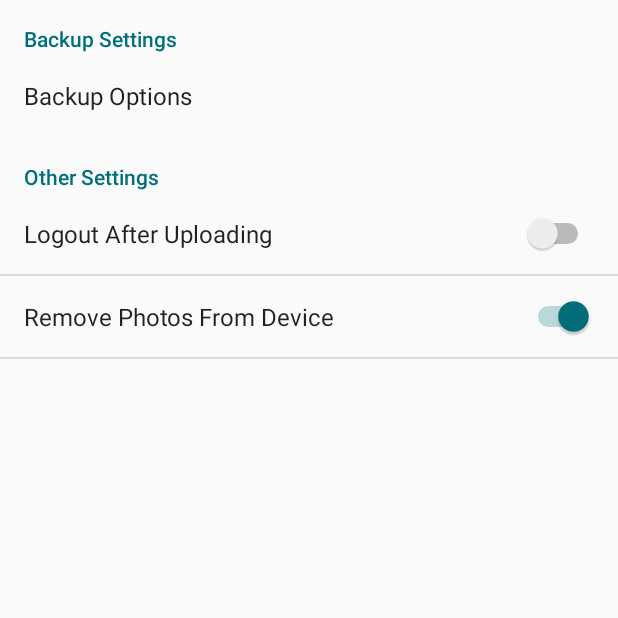
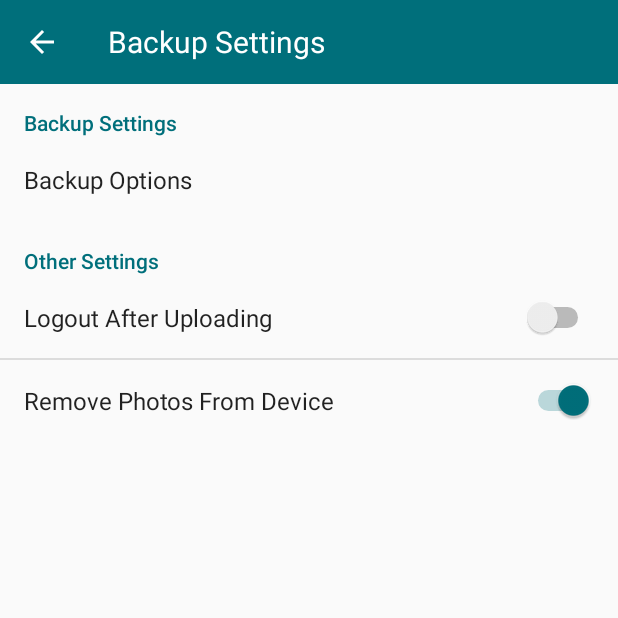
Before and after one commit to MPDL/LabCam_imeji, an Android app: the PrefActivity screen opened directly, with no data from a screen before it, after a tap on "Remove Photos From Device", on a phone screen of 412 x 824 dp, the top half of it. Run offline under Robolectric (Android 15) with nearby library versions, the phone set to English and light mode, and no system bars.

Commit message:
navigation bar added

```diff
--- a/app/src/main/java/example/com/mpdlcamera/Gallery/ActivatedGalleryActivity.java
+++ b/app/src/main/java/example/com/mpdlcamera/Gallery/ActivatedGalleryActivity.java
@@ -304,7 +304,7 @@ public class ActivatedGalleryActivity extends AppCompatActivity implements Uploa
                 /* Update ListView with result */
                 //ArrayAdapter arrayAdapter = new ArrayAdapter(MainActivity.this, android.R.layout.simple_list_item_2, results);
                 //listView.setAdapter(arrayAdapter);
-                Toast.makeText(this, "Files are synced", Toast.LENGTH_LONG).show();
+              //  Toast.makeText(this, "Files are synced", Toast.LENGTH_LONG).show();
 
 
 
@@ -320,7 +320,7 @@ public class ActivatedGalleryActivity extends AppCompatActivity implements Uploa
 
 
 
-                if(mPrefs.contains("L_A_U")) {
+/*                if(mPrefs.contains("L_A_U")) {
 
                     if(mPrefs.getBoolean("L_A_U", true)) {
 
@@ -356,7 +356,7 @@ public class ActivatedGalleryActivity extends AppCompatActivity implements Uploa
                         });
 
                     }
-                }
+                }*/
 
                 break;
             case 2:
--- a/app/src/main/java/example/com/mpdlcamera/Gallery/GalleryGridAdapter.java
+++ b/app/src/main/java/example/com/mpdlcamera/Gallery/GalleryGridAdapter.java
@@ -108,7 +108,8 @@ public class GalleryGridAdapter extends BaseAdapter {
             grid = convertView;
         }
 
-        Button button = (Button) grid.findViewById(R.id.cloud);
+        Button buttonCloud = (Button) grid.findViewById(R.id.cloud);
+        Button buttonUploading = (Button) grid.findViewById(R.id.uploading);
         String filep = (String) this.getItem(position);
 
         File dir = new File(filep);
@@ -123,7 +124,8 @@ public class GalleryGridAdapter extends BaseAdapter {
 
         if(!b) {
 
-                button.setVisibility(View.INVISIBLE);
+                buttonCloud.setVisibility(View.INVISIBLE);
+               // buttonUploading.setVisibility(View.VISIBLE);
         }
 
         grid.setBackgroundColor(activity.getResources().getColor(android.R.color.background_light));
--- a/app/src/main/java/example/com/mpdlcamera/Settings/PrefActivity.java
+++ b/app/src/main/java/example/com/mpdlcamera/Settings/PrefActivity.java
@@ -2,19 +2,24 @@ package example.com.mpdlcamera.Settings;
 
 import android.app.FragmentManager;
 import android.app.FragmentTransaction;
+import android.content.SharedPreferences;
 import android.os.Bundle;
-import android.preference.PreferenceActivity;
+import android.preference.ListPreference;
+import android.preference.Preference;
 import android.preference.PreferenceFragment;
+import android.preference.PreferenceManager;
+import android.preference.SwitchPreference;
 import android.support.v7.app.AppCompatActivity;
 import android.support.v7.widget.Toolbar;
-import android.view.View;
+import android.view.Menu;
+import android.view.MenuItem;
 
 import example.com.mpdlcamera.R;
 
 /**
  * Created by kiran on 22.10.15.
  */
-public class PrefActivity extends PreferenceActivity{
+public class PrefActivity extends AppCompatActivity{
 
  //   private View rootView;
   // Toolbar toolbar;
@@ -22,6 +27,7 @@ public class PrefActivity extends PreferenceActivity{
     @Override
     protected void onCreate(Bundle savedInstanceState) {
         super.onCreate(savedInstanceState);
+        setContentView(R.layout.backup_setting_preference);
 
      /* rootView = getWindow().getDecorView().findViewById(android.R.id.content);
         toolbar = (Toolbar) findViewById(R.id.toolbar);
@@ -34,7 +40,97 @@ public class PrefActivity extends PreferenceActivity{
         PrefFragment prefFragment = new PrefFragment();
         FragmentManager fragmentManager = getFragmentManager();
         FragmentTransaction fragmentTransaction = fragmentManager.beginTransaction();
-        fragmentTransaction.replace(android.R.id.content, prefFragment);
+        fragmentTransaction.replace(R.id.content_frame, prefFragment);
         fragmentTransaction.commit();
     }
+
+    public static class PrefFragment extends PreferenceFragment {
+
+        private SwitchPreference switchPreferenceLau;
+        private SwitchPreference switchPreferenceRpfd;
+        private ListPreference backupPreference;
+        SharedPreferences mPrefs;
+
+        @Override
+        public void onCreate(Bundle savedInstanceState) {
+            super.onCreate(savedInstanceState);
+
+            mPrefs = PreferenceManager.getDefaultSharedPreferences(getActivity());
+            addPreferencesFromResource(R.xml.preference);
+            Toolbar toolbar = (Toolbar) getActivity().findViewById(R.id.toolbar);
+            ((AppCompatActivity) getActivity()).setSupportActionBar(toolbar);
+
+            ((AppCompatActivity) getActivity()).getSupportActionBar().setHomeButtonEnabled(true);
+            ((AppCompatActivity) getActivity()).getSupportActionBar().setDisplayHomeAsUpEnabled(true);
+            PreferenceManager preferenceManager = getPreferenceManager();
+
+            switchPreferenceLau = (SwitchPreference) findPreference("L_A_U");
+            switchPreferenceRpfd = (SwitchPreference) findPreference("R_P_F_D");
+            backupPreference = (ListPreference) findPreference("status");
+
+            if(backupPreference != null) {
+
+                backupPreference.setOnPreferenceChangeListener(new Preference.OnPreferenceChangeListener() {
+                    @Override
+                    public boolean onPreferenceChange(Preference preference, Object newValue) {
+                        String value = (String) newValue;
+
+                        backupPreference.setSummary(value);
+                        return  true;
+                    }
+                });
+
+            }
+
+            if(switchPreferenceLau != null) {
+
+                switchPreferenceLau.setOnPreferenceChangeListener(new Preference.OnPreferenceChangeListener() {
+                    @Override
+                    public boolean onPreferenceChange(Preference preference, Object newValue) {
+                        Boolean statusLau = ((Boolean) newValue).booleanValue();
+
+                        SharedPreferences.Editor e = mPrefs.edit();
+                        e.putBoolean("L_A_U", statusLau);
+                        e.commit();
+                        return  true;
+                    }
+                });
+
+            }
+
+            if(switchPreferenceRpfd != null) {
+
+                switchPreferenceRpfd.setOnPreferenceChangeListener(new Preference.OnPreferenceChangeListener() {
+                    @Override
+                    public boolean onPreferenceChange(Preference preference, Object newValue) {
+                        Boolean statusRpfd = ((Boolean) newValue).booleanValue();
+
+                        SharedPreferences.Editor e = mPrefs.edit();
+                        e.putBoolean("R_P_F_D", statusRpfd);
+                        e.commit();
+                        return true;
+                    }
+                });
+            }
+
+
+
+        }
+    }
+
+    @Override
+    public boolean onOptionsItemSelected(MenuItem item) {
+        switch (item.getItemId()) {
+            case android.R.id.home:
+                finish();
+                return true;
+        }
+
+        return super.onOptionsItemSelected(item);
+    }
+
+    public boolean onCreateOptionsMenu(Menu menu) {
+        return true;
+    }
+
 }
--- a/app/src/main/java/example/com/mpdlcamera/Settings/PrefFragment.java
+++ b/app/src/main/java/example/com/mpdlcamera/Settings/PrefFragment.java
@@ -15,6 +15,7 @@ import example.com.mpdlcamera.R;
 /**
  * Created by kiran on 22.10.15.
  */
+/*
 public class PrefFragment extends PreferenceFragment {
 
     private SwitchPreference switchPreferenceLau;
@@ -87,3 +88,4 @@ public class PrefFragment extends PreferenceFragment {
 
     }
 }
+*/
--- a/app/src/main/java/example/com/mpdlcamera/Upload/CustomAdapter.java
+++ b/app/src/main/java/example/com/mpdlcamera/Upload/CustomAdapter.java
@@ -53,6 +53,8 @@ public class CustomAdapter extends ArrayAdapter<LocalGallery> {
 
         ViewHolder holder = null;
         Log.v("ConvertView", String.valueOf(position));
+
+
 
         if (true) {
             LayoutInflater vi = (LayoutInflater) mContext.getSystemService(
--- /dev/null
+++ b/app/src/main/res/layout/backup_setting_preference.xml
@@ -0,0 +1,39 @@
+<?xml version="1.0" encoding="utf-8"?>
+<RelativeLayout
+    xmlns:android="http://schemas.android.com/apk/res/android"
+    xmlns:app="http://schemas.android.com/apk/res-auto"
+    xmlns:tools="http://schemas.android.com/tools"
+    android:layout_width="match_parent"
+    android:layout_height="match_parent"
+    tools:context="example.com.mpdlcamera.Settings.PrefActivity"
+    android:fitsSystemWindows="true">
+
+    <android.support.v7.widget.Toolbar
+        android:id="@+id/toolbar"
+        android:layout_width="match_parent"
+        android:layout_height="wrap_content"
+        android:background="?attr/colorPrimary"
+        android:minHeight="?attr/actionBarSize"
+        app:navigationContentDescription="@string/abc_action_bar_up_description"
+        app:navigationIcon="?attr/homeAsUpIndicator"
+        app:theme="@style/ThemeOverlay.AppCompat.Dark.ActionBar"
+        app:popupTheme="@style/ThemeOverlay.AppCompat.Light"
+        >
+    <TextView
+        android:id="@+id/locationText"
+        android:layout_width="match_parent"
+        android:layout_height="fill_parent"
+        android:layout_marginEnd="50dp"
+        android:text="@string/title_backup_settings"
+        android:textColor="@color/white"
+        android:textSize="20dp"/>
+    </android.support.v7.widget.Toolbar>
+
+<!--    -->
+    <FrameLayout
+        android:id="@+id/content_frame"
+        android:layout_width="match_parent"
+        android:layout_height="wrap_content"
+        android:layout_below="@+id/toolbar" />
+
+</RelativeLayout>
--- a/app/src/main/res/values/strings_activity_settings.xml
+++ b/app/src/main/res/values/strings_activity_settings.xml
@@ -5,6 +5,8 @@
     <string name="title_activity_backup">Backup Settings</string>
     <string name="title_activity_Items">Items</string>
     <string name="title_activity_Images">Images</string>
+    <string name="title_backup_settings">Backup Settings</string>
+
 
     <!-- Strings related to Settings -->
 
```
Also changed, not shown: app/src/main/java/example/com/mpdlcamera/Settings/LocalAlbumSettingsActivity.java (+31 -7 lines), app/src/main/res/layout/gallery_grid_cell.xml (+9 -0 lines), app/src/main/res/layout/row.xml (+4 -3 lines), app/src/main/res/drawable/cloud.png, app/src/main/res/drawable/uploading.png (added).
